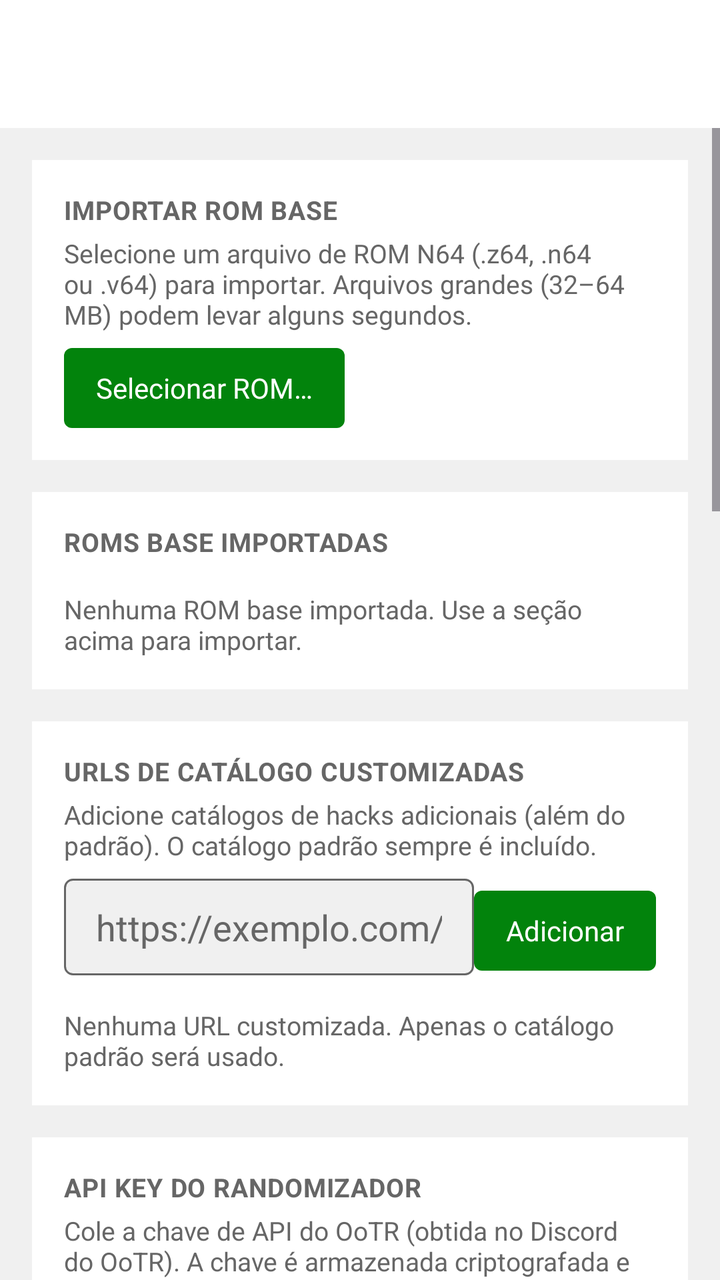
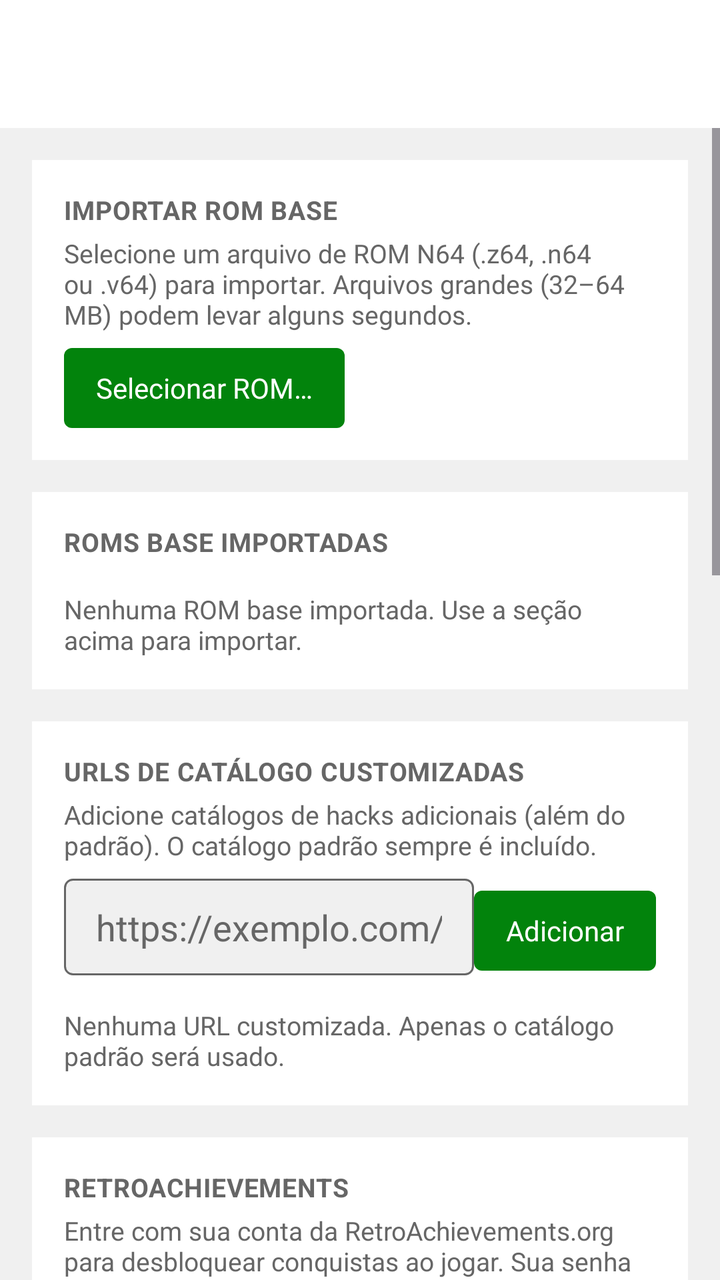

Two renders of the same Android screen: before a commit and after it. Below are the layout's source before the change and the commit's diff.
<!-- AndroidManifest.xml: application theme Theme.Zelda64Player -->
<!-- res/layout/activity_settings.xml -->
<?xml version="1.0" encoding="utf-8"?>
<LinearLayout xmlns:android="http://schemas.android.com/apk/res/android"
    xmlns:app="http://schemas.android.com/apk/res-auto"
    android:layout_width="match_parent"
    android:layout_height="match_parent"
    android:background="@color/switch_bg"
    android:orientation="vertical">

    <androidx.appcompat.widget.Toolbar
        android:id="@+id/settings_toolbar"
        android:layout_width="match_parent"
        android:layout_height="?attr/actionBarSize"
        android:background="@color/switch_panel"
        app:navigationIconTint="@color/switch_text_primary"
        app:titleTextColor="@color/switch_text_primary" />

    <ScrollView
        android:layout_width="match_parent"
        android:layout_height="match_parent">

        <LinearLayout
            android:layout_width="match_parent"
            android:layout_height="wrap_content"
            android:orientation="vertical"
            android:padding="16dp">

            
            <LinearLayout
                android:layout_width="match_parent"
                android:layout_height="wrap_content"
                android:layout_marginBottom="@dimen/section_spacing"
                android:background="@color/switch_panel"
                android:orientation="vertical"
                android:padding="16dp">

                <TextView
                    style="@style/SwitchSectionHeader"
                    android:layout_width="match_parent"
                    android:layout_height="wrap_content"
                    android:text="@string/settings_import_title" />

                <TextView
                    android:layout_width="match_parent"
                    android:layout_height="wrap_content"
                    android:layout_marginTop="4dp"
                    android:text="@string/settings_import_description"
                    android:textColor="@color/switch_text_secondary"
                    android:textSize="13sp" />

                <Button
                    android:id="@+id/settings_import_button"
                    style="@style/SwitchButton"
                    android:layout_width="wrap_content"
                    android:layout_height="wrap_content"
                    android:layout_marginTop="8dp"
                    android:text="@string/settings_import_button" />

                <ProgressBar
                    android:id="@+id/settings_import_progress"
                    android:layout_width="wrap_content"
                    android:layout_height="wrap_content"
                    android:layout_marginTop="8dp"
                    android:indeterminate="true"
                    android:visibility="gone" />
            </LinearLayout>

            
            <LinearLayout
                android:layout_width="match_parent"
                android:layout_height="wrap_content"
                android:layout_marginBottom="@dimen/section_spacing"
                android:background="@color/switch_panel"
                android:orientation="vertical"
                android:padding="16dp">

                <TextView
                    style="@style/SwitchSectionHeader"
                    android:layout_width="match_parent"
                    android:layout_height="wrap_content"
                    android:text="@string/settings_baseroms_title" />

                <androidx.recyclerview.widget.RecyclerView
                    android:id="@+id/settings_baserom_list"
                    android:layout_width="match_parent"
                    android:layout_height="wrap_content"
                    android:layout_marginTop="8dp"
                    android:nestedScrollingEnabled="false" />

                <TextView
                    android:id="@+id/settings_baserom_empty"
                    android:layout_width="match_parent"
                    android:layout_height="wrap_content"
                    android:layout_marginTop="8dp"
                    android:text="@string/settings_baseroms_empty"
                    android:textColor="@color/switch_text_secondary"
                    android:textSize="13sp" />
            </LinearLayout>

            
            <LinearLayout
                android:layout_width="match_parent"
                android:layout_height="wrap_content"
                android:layout_marginBottom="@dimen/section_spacing"
                android:background="@color/switch_panel"
                android:orientation="vertical"
                android:padding="16dp">

                <TextView
                    style="@style/SwitchSectionHeader"
                    android:layout_width="match_parent"
                    android:layout_height="wrap_content"
                    android:text="@string/settings_catalog_title" />

                <TextView
                    android:layout_width="match_parent"
                    android:layout_height="wrap_content"
                    android:layout_marginTop="4dp"
                    android:text="@string/settings_catalog_description"
                    android:textColor="@color/switch_text_secondary"
                    android:textSize="13sp" />

                <LinearLayout
                    android:layout_width="match_parent"
                    android:layout_height="wrap_content"
                    android:layout_marginTop="8dp"
                    android:orientation="horizontal">

                    <EditText
                        android:id="@+id/settings_catalog_input"
                        android:layout_width="0dp"
                        android:layout_height="wrap_content"
                        android:layout_weight="1"
                        android:background="@drawable/shape_field"
                        android:hint="@string/settings_catalog_hint"
                        android:inputType="textUri"
                        android:paddingStart="@dimen/input_horizontal_padding"
                        android:paddingTop="@dimen/input_vertical_padding"
                        android:paddingEnd="@dimen/input_horizontal_padding"
                        android:paddingBottom="@dimen/input_vertical_padding"
                        android:textColor="@color/switch_text_primary"
                        android:textColorHint="@color/switch_text_secondary" />

                    <Button
                        android:id="@+id/settings_catalog_add"
                        style="@style/SwitchButton"
                        android:layout_width="wrap_content"
                        android:layout_height="wrap_content"
                        android:text="@string/settings_catalog_add" />
                </LinearLayout>

                <TextView
                    android:id="@+id/settings_catalog_error"
                    android:layout_width="match_parent"
                    android:layout_height="wrap_content"
                    android:textColor="@color/color_error"
                    android:textSize="12sp"
                    android:visibility="gone" />

                <androidx.recyclerview.widget.RecyclerView
                    android:id="@+id/settings_catalog_list"
                    android:layout_width="match_parent"
                    android:layout_height="wrap_content"
                    android:layout_marginTop="8dp"
                    android:nestedScrollingEnabled="false" />

                <TextView
                    android:id="@+id/settings_catalog_empty"
                    android:layout_width="match_parent"
                    android:layout_height="wrap_content"
                    android:layout_marginTop="8dp"
                    android:text="@string/settings_catalog_empty"
                    android:textColor="@color/switch_text_secondary"
                    android:textSize="13sp" />
            </LinearLayout>

            
            <LinearLayout
                android:layout_width="match_parent"
                android:layout_height="wrap_content"
                android:layout_marginBottom="@dimen/section_spacing"
                android:background="@color/switch_panel"
                android:orientation="vertical"
                android:padding="16dp">

                <TextView
                    style="@style/SwitchSectionHeader"
                    android:layout_width="match_parent"
                    android:layout_height="wrap_content"
                    android:text="@string/settings_randomizer_title" />

                <TextView
                    android:layout_width="match_parent"
                    android:layout_height="wrap_content"
                    android:layout_marginTop="4dp"
                    android:text="@string/settings_randomizer_description"
                    android:textColor="@color/switch_text_secondary"
                    android:textSize="13sp" />

                <LinearLayout
                    android:layout_width="match_parent"
                    android:layout_height="wrap_content"
                    android:layout_marginTop="8dp"
                    android:orientation="horizontal">

                    <EditText
                        android:id="@+id/settings_randomizer_input"
                        android:layout_width="0dp"
                        android:layout_height="wrap_content"
                        android:layout_weight="1"
                        android:background="@drawable/shape_field"
                        android:hint="@string/settings_randomizer_hint"
                        android:inputType="textPassword"
                        android:paddingStart="@dimen/input_horizontal_padding"
                        android:paddingTop="@dimen/input_vertical_padding"
                        android:paddingEnd="@dimen/input_horizontal_padding"
                        android:paddingBottom="@dimen/input_vertical_padding"
                        android:textColor="@color/switch_text_primary"
                        android:textColorHint="@color/switch_text_secondary" />

                    <Button
                        android:id="@+id/settings_randomizer_save"
                        style="@style/SwitchButton"
                        android:layout_width="wrap_content"
                        android:layout_height="wrap_content"
                        android:text="@string/settings_randomizer_save" />
                </LinearLayout>

                <Button
                    android:id="@+id/settings_randomizer_clear"
                    style="@style/SwitchButton"
                    android:layout_width="wrap_content"
                    android:layout_height="wrap_content"
                    android:layout_marginTop="8dp"
                    android:text="@string/settings_randomizer_clear" />

                <TextView
                    android:id="@+id/settings_randomizer_status"
                    android:layout_width="match_parent"
                    android:layout_height="wrap_content"
                    android:layout_marginTop="8dp"
                    android:textColor="@color/switch_text_secondary"
                    android:textSize="13sp" />
            </LinearLayout>

            
            <LinearLayout
                android:layout_width="match_parent"
                android:layout_height="wrap_content"
                android:layout_marginBottom="@dimen/section_spacing"
                android:background="@color/switch_panel"
                android:orientation="vertical"
                android:padding="16dp">

                <TextView
                    style="@style/SwitchSectionHeader"
                    android:layout_width="match_parent"
                    android:layout_height="wrap_content"
                    android:text="@string/settings_ra_title" />

                <TextView
                    android:layout_width="match_parent"
                    android:layout_height="wrap_content"
                    android:layout_marginTop="4dp"
                    android:text="@string/settings_ra_description"
                    android:textColor="@color/switch_text_secondary"
                    android:textSize="13sp" />

                <LinearLayout
                    android:layout_width="match_parent"
                    android:layout_height="wrap_content"
                    android:layout_marginTop="8dp"
                    android:gravity="center_vertical"
                    android:orientation="horizontal">

                    <TextView
                        android:layout_width="0dp"
                        android:layout_height="wrap_content"
                        android:layout_weight="1"
                        android:text="@string/settings_ra_enabled"
                        android:textColor="@color/switch_text_primary"
                        android:textSize="15sp" />

                    <Switch
                        android:id="@+id/settings_ra_enabled_switch"
                        style="@style/SwitchSwitch"
                        android:layout_width="wrap_content"
                        android:layout_height="wrap_content" />
                </LinearLayout>

                <EditText
                    android:id="@+id/settings_ra_username"
                    android:layout_width="match_parent"
                    android:layout_height="wrap_content"
                    android:layout_marginTop="8dp"
                    android:background="@drawable/shape_field"
                    android:hint="@string/settings_ra_username_hint"
                    android:inputType="text"
                    android:paddingStart="@dimen/input_horizontal_padding"
                    android:paddingTop="@dimen/input_vertical_padding"
                    android:paddingEnd="@dimen/input_horizontal_padding"
                    android:paddingBottom="@dimen/input_vertical_padding"
                    android:textColor="@color/switch_text_primary"
                    android:textColorHint="@color/switch_text_secondary" />

                <EditText
                    android:id="@+id/settings_ra_password"
                    android:layout_width="match_parent"
                    android:layout_height="wrap_content"
                    android:layout_marginTop="8dp"
                    android:background="@drawable/shape_field"
                    android:hint="@string/settings_ra_password_hint"
                    android:inputType="textPassword"
                    android:paddingStart="@dimen/input_horizontal_padding"
                    android:paddingTop="@dimen/input_vertical_padding"
                    android:paddingEnd="@dimen/input_horizontal_padding"
                    android:paddingBottom="@dimen/input_vertical_padding"
                    android:textColor="@color/switch_text_primary"
                    android:textColorHint="@color/switch_text_secondary" />

                <LinearLayout
                    android:layout_width="match_parent"
                    android:layout_height="wrap_content"
                    android:layout_marginTop="8dp"
                    android:orientation="horizontal">

                    <Button
                        android:id="@+id/settings_ra_login"
                        style="@style/SwitchButton"
                        android:layout_width="0dp"
                        android:layout_height="wrap_content"
                        android:layout_weight="1"
                        android:text="@string/settings_ra_login" />

                    <Button
                        android:id="@+id/settings_ra_logout"
                        style="@style/SwitchButton"
                        android:layout_width="0dp"
                        android:layout_height="wrap_content"
                        android:layout_marginStart="8dp"
                        android:layout_weight="1"
                        android:text="@string/settings_ra_logout" />
                </LinearLayout>

                <TextView
                    android:id="@+id/settings_ra_status"
                    android:layout_width="match_parent"
                    android:layout_height="wrap_content"
                    android:layout_marginTop="8dp"
                    android:textColor="@color/switch_text_secondary"
                    android:textSize="13sp" />
            </LinearLayout>

            
            <LinearLayout
                android:layout_width="match_parent"
                android:layout_height="wrap_content"
                android:layout_marginBottom="@dimen/section_spacing"
                android:background="@color/switch_panel"
                android:orientation="vertical"
                android:padding="16dp">

                <TextView
                    style="@style/SwitchSectionHeader"
                    android:layout_width="match_parent"
                    android:layout_height="wrap_content"
                    android:text="@string/settings_core_title" />

                <TextView
                    android:id="@+id/settings_core_current"
                    android:layout_width="match_parent"
                    android:layout_height="wrap_content"
                    android:layout_marginTop="4dp"
                    android:textColor="@color/switch_text_secondary"
                    android:textSize="13sp" />

                <Button
                    android:id="@+id/settings_core_button"
                    style="@style/SwitchButton"
                    android:layout_width="wrap_content"
                    android:layout_height="wrap_content"
                    android:layout_marginTop="8dp"
                    android:text="@string/settings_core_change" />
            </LinearLayout>

            
            <LinearLayout
                android:layout_width="match_parent"
                android:layout_height="wrap_content"
                android:layout_marginBottom="@dimen/section_spacing"
                android:background="@color/switch_panel"
                android:orientation="vertical"
                android:padding="16dp">

                <TextView
                    style="@style/SwitchSectionHeader"
                    android:layout_width="match_parent"
                    android:layout_height="wrap_content"
                    android:text="@string/backup_title" />

                <TextView
                    android:layout_width="match_parent"
                    android:layout_height="wrap_content"
                    android:layout_marginTop="4dp"
                    android:text="@string/backup_description"
                    android:textColor="@color/switch_text_secondary"
                    android:textSize="13sp" />

                <Button
                    android:id="@+id/settings_backup_export"
                    style="@style/SwitchButton"
                    android:layout_width="wrap_content"
                    android:layout_height="wrap_content"
                    android:layout_marginTop="8dp"
                    android:text="@string/backup_export" />

                <Button
                    android:id="@+id/settings_backup_import"
                    style="@style/SwitchButton"
                    android:layout_width="wrap_content"
                    android:layout_height="wrap_content"
                    android:layout_marginTop="8dp"
                    android:text="@string/backup_import" />

                <ProgressBar
                    android:id="@+id/settings_backup_progress"
                    android:layout_width="wrap_content"
                    android:layout_height="wrap_content"
                    android:layout_marginTop="8dp"
                    android:indeterminate="true"
                    android:visibility="gone" />
            </LinearLayout>

            
            <LinearLayout
                android:layout_width="match_parent"
                android:layout_height="wrap_content"
                android:background="@color/switch_panel"
                android:orientation="vertical"
                android:padding="16dp">

                <TextView
                    style="@style/SwitchSectionHeader"
                    android:layout_width="match_parent"
                    android:layout_height="wrap_content"
                    android:text="@string/settings_about_title" />

                <TextView
                    android:id="@+id/settings_about_version"
                    android:layout_width="match_parent"
                    android:layout_height="wrap_content"
                    android:layout_marginTop="4dp"
                    android:textColor="@color/switch_text_secondary"
                    android:textSize="13sp" />

                <Button
                    android:id="@+id/settings_about_repo"
                    style="@style/SwitchButton"
                    android:layout_width="wrap_content"
                    android:layout_height="wrap_content"
                    android:layout_marginTop="8dp"
                    android:text="@string/settings_about_repo" />

                <Button
                    android:id="@+id/settings_about_catalog"
                    style="@style/SwitchButton"
                    android:layout_width="wrap_content"
                    android:layout_height="wrap_content"
                    android:layout_marginTop="8dp"
                    android:text="@string/settings_about_catalog" />

                <TextView
                    android:id="@+id/settings_about_licenses"
                    android:layout_width="match_parent"
                    android:layout_height="wrap_content"
                    android:layout_marginTop="12dp"
                    android:text="@string/settings_about_licenses"
                    android:textColor="@color/switch_text_secondary"
                    android:textSize="12sp" />
            </LinearLayout>

        </LinearLayout>
    </ScrollView>
</LinearLayout>
<!-- resources referenced by this layout -->
<resources>
  <color name="color_error">#B3261E</color>
  <color name="switch_bg">#F0F0F0</color>
  <color name="switch_panel">#FFFFFF</color>
  <color name="switch_text_primary">#333333</color>
  <color name="switch_text_secondary">#666666</color>
  <dimen name="input_horizontal_padding">16dp</dimen>
  <dimen name="input_vertical_padding">12dp</dimen>
  <dimen name="section_spacing">16dp</dimen>
  <string name="backup_description">Exporte ou restaure os saves (SRAM e estados) de todos os hacks instalados em um arquivo ZIP local. Nenhum dado é enviado para a nuvem.</string>
  <string name="backup_export">Exportar saves</string>
  <string name="backup_import">Restaurar saves</string>
  <string name="backup_title">Backups</string>
  <string name="settings_about_catalog">Catálogo</string>
  <string name="settings_about_licenses">Este app usa rcheevos (MIT) para a integração RetroAchievements, LibretroDroid e RadialGamePad (GPL-3.0). Licenças completas no repositório do projeto.</string>
  <string name="settings_about_repo">Repositório</string>
  <string name="settings_about_title">Sobre</string>
  <string name="settings_baseroms_empty">Nenhuma ROM base importada. Use a seção acima para importar.</string>
  <string name="settings_baseroms_title">ROMs Base importadas</string>
  <string name="settings_catalog_add">Adicionar</string>
  <string name="settings_catalog_description">Adicione catálogos de hacks adicionais (além do padrão). O catálogo padrão sempre é incluído.</string>
  <string name="settings_catalog_empty">Nenhuma URL customizada. Apenas o catálogo padrão será usado.</string>
  <string name="settings_catalog_hint">https://exemplo.com/catalog.json</string>
  <string name="settings_catalog_title">URLs de catálogo customizadas</string>
  <string name="settings_core_change">Trocar core</string>
  <string name="settings_core_title">Core emulador</string>
  <string name="settings_import_button">Selecionar ROM…</string>
  <string name="settings_import_description">Selecione um arquivo de ROM N64 (.z64, .n64 ou .v64) para importar. Arquivos grandes (32–64 MB) podem levar alguns segundos.</string>
  <string name="settings_import_title">Importar ROM Base</string>
  <string name="settings_ra_description">Entre com sua conta da RetroAchievements.org para desbloquear conquistas ao jogar. Sua senha é usada apenas uma vez; guardamos somente o token, de forma criptografada.</string>
  <string name="settings_ra_enabled">Ativar RetroAchievements</string>
  <string name="settings_ra_login">Entrar</string>
  <string name="settings_ra_logout">Sair</string>
  <string name="settings_ra_password_hint">Senha</string>
  <string name="settings_ra_title">RetroAchievements</string>
  <string name="settings_ra_username_hint">Usuário</string>
  <string name="settings_randomizer_clear">Limpar</string>
  <string name="settings_randomizer_description">Cole a chave de API do OoTR (obtida no Discord do OoTR). A chave é armazenada criptografada e nunca é exibida.</string>
  <string name="settings_randomizer_hint">Cole a chave de API aqui</string>
  <string name="settings_randomizer_save">Salvar</string>
  <string name="settings_randomizer_title">API Key do Randomizador</string>
  <style name="SwitchSwitch" parent="Widget.Material3.CompoundButton.Switch">
          <item name="android:thumbTint">@color/switch_thumb</item>
          <item name="android:trackTint">@color/switch_track</item>
      </style>
  <color name="color_primary">#02830c</color>
  <color name="color_on_primary">#FFFFFF</color>
  <color name="color_secondary">#FFA000</color>
  <color name="color_on_secondary">#FFFFFF</color>
  <color name="color_on_error">#FFFFFF</color>
  <dimen name="switch_focus_border_width">3dp</dimen>
  <color name="switch_accent">#02830c</color>
  <style name="StoreBottomSheetAnimation">
          <item name="android:windowEnterAnimation">@anim/slide_in_up</item>
          <item name="android:windowExitAnimation">@anim/slide_out_down</item>
      </style>
  <!-- unchanged entries left out for length: 7 -->
</resources>

<!-- the commit's change to res/layout/activity_settings.xml (unified diff, before → after) -->
@@ -186,75 +186,6 @@
                     style="@style/SwitchSectionHeader"
                     android:layout_width="match_parent"
                     android:layout_height="wrap_content"
-                    android:text="@string/settings_randomizer_title" />
-
-                <TextView
-                    android:layout_width="match_parent"
-                    android:layout_height="wrap_content"
-                    android:layout_marginTop="4dp"
-                    android:text="@string/settings_randomizer_description"
-                    android:textColor="@color/switch_text_secondary"
-                    android:textSize="13sp" />
-
-                <LinearLayout
-                    android:layout_width="match_parent"
-                    android:layout_height="wrap_content"
-                    android:layout_marginTop="8dp"
-                    android:orientation="horizontal">
-
-                    <EditText
-                        android:id="@+id/settings_randomizer_input"
-                        android:layout_width="0dp"
-                        android:layout_height="wrap_content"
-                        android:layout_weight="1"
-                        android:background="@drawable/shape_field"
-                        android:hint="@string/settings_randomizer_hint"
-                        android:inputType="textPassword"
-                        android:paddingStart="@dimen/input_horizontal_padding"
-                        android:paddingTop="@dimen/input_vertical_padding"
-                        android:paddingEnd="@dimen/input_horizontal_padding"
-                        android:paddingBottom="@dimen/input_vertical_padding"
-                        android:textColor="@color/switch_text_primary"
-                        android:textColorHint="@color/switch_text_secondary" />
-
-                    <Button
-                        android:id="@+id/settings_randomizer_save"
-                        style="@style/SwitchButton"
-                        android:layout_width="wrap_content"
-                        android:layout_height="wrap_content"
-                        android:text="@string/settings_randomizer_save" />
-                </LinearLayout>
-
-                <Button
-                    android:id="@+id/settings_randomizer_clear"
-                    style="@style/SwitchButton"
-                    android:layout_width="wrap_content"
-                    android:layout_height="wrap_content"
-                    android:layout_marginTop="8dp"
-                    android:text="@string/settings_randomizer_clear" />
-
-                <TextView
-                    android:id="@+id/settings_randomizer_status"
-                    android:layout_width="match_parent"
-                    android:layout_height="wrap_content"
-                    android:layout_marginTop="8dp"
-                    android:textColor="@color/switch_text_secondary"
-                    android:textSize="13sp" />
-            </LinearLayout>
-
-            
-            <LinearLayout
-                android:layout_width="match_parent"
-                android:layout_height="wrap_content"
-                android:layout_marginBottom="@dimen/section_spacing"
-                android:background="@color/switch_panel"
-                android:orientation="vertical"
-                android:padding="16dp">
-
-                <TextView
-                    style="@style/SwitchSectionHeader"
-                    android:layout_width="match_parent"
-                    android:layout_height="wrap_content"
                     android:text="@string/settings_ra_title" />
 
                 <TextView
<!-- resource entries referenced after the edit -->
@@ -35,11 +35,6 @@
   <string name="settings_ra_password_hint">Senha</string>
   <string name="settings_ra_title">RetroAchievements</string>
   <string name="settings_ra_username_hint">Usuário</string>
-  <string name="settings_randomizer_clear">Limpar</string>
-  <string name="settings_randomizer_description">Cole a chave de API do OoTR (obtida no Discord do OoTR). A chave é armazenada criptografada e nunca é exibida.</string>
-  <string name="settings_randomizer_hint">Cole a chave de API aqui</string>
-  <string name="settings_randomizer_save">Salvar</string>
-  <string name="settings_randomizer_title">API Key do Randomizador</string>
   <style name="SwitchSwitch" parent="Widget.Material3.CompoundButton.Switch">
           <item name="android:thumbTint">@color/switch_thumb</item>
           <item name="android:trackTint">@color/switch_track</item>
